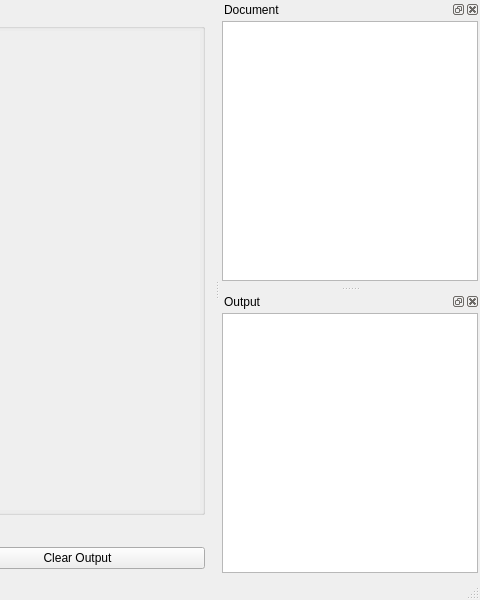
First picture: the form in designer/execution_window.ui, repository zimolab/PyGUIAdapter, before the edit; both pictures show x 320 to 800 and y 0 to 600 of the 800 by 600 pixel window.
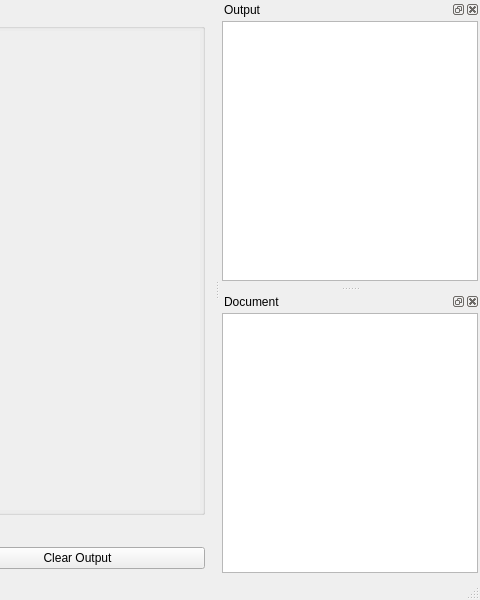
Second picture: the form after the edit.

Commit message: refactor(app): change default active dockwidget tab

The edit to the form file:
```diff
--- a/designer/execution_window.ui
+++ b/designer/execution_window.ui
@@ -102,6 +102,36 @@
    </layout>
   </widget>
   <widget class="QStatusBar" name="statusbar"/>
+  <widget class="QDockWidget" name="dockwidget_output">
+   <property name="windowTitle">
+    <string>Output</string>
+   </property>
+   <attribute name="dockWidgetArea">
+    <number>2</number>
+   </attribute>
+   <widget class="QWidget" name="dockwidget_content">
+    <layout class="QVBoxLayout" name="vlayout_3">
+     <property name="spacing">
+      <number>2</number>
+     </property>
+     <property name="leftMargin">
+      <number>2</number>
+     </property>
+     <property name="topMargin">
+      <number>2</number>
+     </property>
+     <property name="rightMargin">
+      <number>2</number>
+     </property>
+     <property name="bottomMargin">
+      <number>5</number>
+     </property>
+     <item>
+      <widget class="QTextEdit" name="textedit_output"/>
+     </item>
+    </layout>
+   </widget>
+  </widget>
   <widget class="QDockWidget" name="dockwidget_document">
    <property name="windowTitle">
     <string>Document</string>
@@ -136,36 +166,6 @@
     </layout>
    </widget>
   </widget>
-  <widget class="QDockWidget" name="dockwidget_output">
-   <property name="windowTitle">
-    <string>Output</string>
-   </property>
-   <attribute name="dockWidgetArea">
-    <number>2</number>
-   </attribute>
-   <widget class="QWidget" name="dockwidget_content">
-    <layout class="QVBoxLayout" name="vlayout_3">
-     <property name="spacing">
-      <number>2</number>
-     </property>
-     <property name="leftMargin">
-      <number>2</number>
-     </property>
-     <property name="topMargin">
-      <number>2</number>
-     </property>
-     <property name="rightMargin">
-      <number>2</number>
-     </property>
-     <property name="bottomMargin">
-      <number>5</number>
-     </property>
-     <item>
-      <widget class="QTextEdit" name="textedit_output"/>
-     </item>
-    </layout>
-   </widget>
-  </widget>
   <action name="action_output_view">
    <property name="checkable">
     <bool>true</bool>
```
The commit also changes 2 other files.
